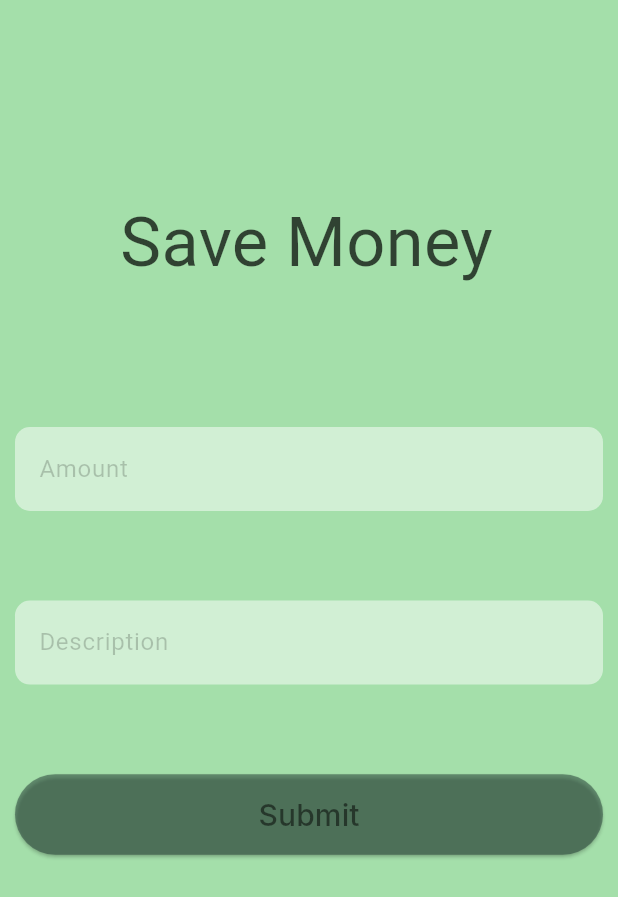
After one commit to Keremovsky/F-34, a Flutter app: the SaveUpScreen screen opened directly, on a phone screen of 412 x 824 dp. The commit adds this screen. Shown: the top 897 px of the screen. Run offline on Flutter 3.47's test engine with Material 2 defaults, Android fonts, the phone set to English and light mode, and no system bars; our stand-ins replace cloud_firestore, firebase_auth, firebase_core, firebase_storage, flutter_riverpod, flutter_screenutil and 5 more; accounts and stored records are empty; Roboto replaces fonts that are missing (Inder, Inter).

Commit message:
save up screen

```diff
--- a/lib/features/auth/screens/sign_up_screen.dart
+++ b/lib/features/auth/screens/sign_up_screen.dart
@@ -169,6 +169,7 @@ class _SignUpScreen extends ConsumerState<SignUpScreen> {
                     ),
                     const SizedBox(height: 92),
                     const SizedBox(height: 50),
+                    Container(
                       width: MediaQuery.of(context).size.height.w,
                       child: ElevatedButton(
                         onPressed: () async {
--- /dev/null
+++ b/lib/features/home/save_up_screen.dart
@@ -0,0 +1,225 @@
+import 'package:bootcamp_flutter/core/constants/constants.dart';
+import 'package:flutter/material.dart';
+import 'package:bootcamp_flutter/themes/palette.dart';
+import 'package:flutter_screenutil/flutter_screenutil.dart';
+import 'package:flutter_riverpod/flutter_riverpod.dart';
+import 'package:form_field_validator/form_field_validator.dart';
+
+class SaveUpScreen extends ConsumerStatefulWidget {
+  static final routeName = "/saveUpScreen";
+
+  const SaveUpScreen({Key? key}) : super(key: key);
+
+  @override
+  ConsumerState<SaveUpScreen> createState() => _SaveUpScreen();
+}
+
+class _SaveUpScreen extends ConsumerState<SaveUpScreen> {
+  final _formKey = GlobalKey<FormState>();
+  final TextEditingController amountController = TextEditingController();
+  final TextEditingController descriptionController = TextEditingController();
+  late int money = 100;
+  bool isFail = true;
+
+  @override
+  Widget build(BuildContext context) {
+    ScreenUtil.init(context);
+    String? amount = amountController.text;
+    String? description = descriptionController.text;
+    return Scaffold(
+      backgroundColor: Palette.background,
+      appBar: null,
+      body: Padding(
+        padding: const EdgeInsets.all(10),
+          child: Column(
+          mainAxisAlignment: MainAxisAlignment.start,
+          crossAxisAlignment: CrossAxisAlignment.center,
+          children: [
+            SizedBox(
+              height: 100.h,
+            ),
+            Center(
+              child: Container(
+                  height: 50.h,
+                  width: 220.w,
+                  child: Text(
+                    "Save Money",
+                    style: TextStyle(
+                      color: Palette.titleText,
+                      fontFamily: 'Inder',
+                      fontSize: 40.sp,
+                    ),
+              ),
+            ),
+            ),
+            Form(
+                key: _formKey,
+                child: Column(
+                    children: <Widget>[
+                      SizedBox(height: 80.h),
+                      TextFormField(
+                        controller: amountController,
+                        decoration: InputDecoration(
+                          labelText: 'Amount',
+                          labelStyle: TextStyle(
+                            color: Palette.textFieldText,
+                          ),
+                          fillColor: Palette.textFieldBackground,
+                          filled: true,
+                          border: InputBorder.none,
+                          enabledBorder: OutlineInputBorder(
+                            borderSide: const BorderSide(
+                                width: 0, color: Colors.transparent),
+                            borderRadius: BorderRadius.circular(10.0),
+                          ),
+                        ),
+                        autovalidateMode: AutovalidateMode.onUserInteraction,
+                        validator: (value) {
+                          try {
+                            if (int.parse(amountController.text) > money) {
+                              return 'The value entered is more than the\nbalance in the wallet!';
+                            }
+                            isFail = false;
+                            return null;
+                          } catch (ex) {
+                            return 'Please enter a number value';
+                          } finally {
+                            RequiredValidator(
+                                errorText: 'Please enter amount!');
+                          }
+                        },
+                        onSaved: (value) => amount = value,
+                      ),
+                      SizedBox(height: 50.h),
+                      TextFormField(
+                        controller: descriptionController,
+                        decoration: InputDecoration(
+                          labelText: 'Description',
+                          labelStyle: TextStyle(
+                            color: Palette.textFieldText,
+                          ),
+                          fillColor: Palette.textFieldBackground,
+                          filled: true,
+                          border: InputBorder.none,
+                          enabledBorder: OutlineInputBorder(
+                            borderSide: const BorderSide(
+                                width: 0, color: Colors.transparent),
+                            borderRadius: BorderRadius.circular(10.0),
+                          ),
+                        ),
+                        autovalidateMode: AutovalidateMode.onUserInteraction,
+                        onSaved: (value) => description = value,
+                      ),
+                      SizedBox(height: 50.h),
+                      Container(
+                        width: MediaQuery.of(context).size.height.w,
+                        height: 45.h,
+                        child: ElevatedButton(
+                          onPressed: () async {
+                            if (_formKey.currentState!.validate()) {
+                              _formKey.currentState!.save();
+                              if (isFail == false) {
+                                Navigator.push(
+                                  context,
+                                  MaterialPageRoute(builder: (context) => SuccessScreen()),
+                                );
+                                money = money - int.parse(amountController.text);
+                              }
+                              else {
+                                Navigator.push(
+                                  context,
+                                  MaterialPageRoute(builder: (context) => FailScreen()),
+                                );
+                              }
+                            }
+                          },
+                          style: ElevatedButton.styleFrom(
+                            backgroundColor: Palette.buttonBackground,
+                            shape: RoundedRectangleBorder(
+                              borderRadius: BorderRadius.circular(30.0),
+                            ),
+                          ),
+                          child: Text(
+                            "Submit",
+                            style: TextStyle(
+                              color: Palette.buttonText,
+                              fontFamily: 'Inter',
+                              fontSize: 20,
+                            ),
+                          ),
+                        ),
+                      ),
+                    ],
+                ),
+            ),
+          ],
+          ),
+      ),
+    );
+  }
+
+}
+
+class SuccessScreen extends StatefulWidget {
+
+  @override
+  _SuccessScreenState createState() => _SuccessScreenState();
+}
+
+class _SuccessScreenState extends State<SuccessScreen> {
+
+  @override
+  Widget build(BuildContext context) {
+    return AlertDialog(
+      title: const Text('Save Up'),
+      content: const SingleChildScrollView(
+        child: ListBody(
+          children: <Widget>[
+            Text('Successful!'),
+            Text('The last _____ to reach the goal.'),
+          ],
+        ),
+      ),
+      actions: <Widget>[
+        TextButton(
+          child: const Text('Okey'),
+          onPressed: () {
+            Navigator.of(context).pop();
+          },
+        ),
+      ],
+    );
+  }
+}
+
+class FailScreen extends StatefulWidget {
+
+  @override
+  _FailScreenState createState() => _FailScreenState();
+}
+
+class _FailScreenState extends State<FailScreen> {
+
+  @override
+  Widget build(BuildContext context) {
+    return AlertDialog(
+      title: const Text('Save Up'),
+      content: const SingleChildScrollView(
+        child: ListBody(
+          children: <Widget>[
+            Text('Fail!'),
+            Text('You do not have enough money in your wallet.'),
+          ],
+        ),
+      ),
+      actions: <Widget>[
+        TextButton(
+          child: const Text('Okey'),
+          onPressed: () {
+            Navigator.of(context).pop();
+          },
+        ),
+      ],
+    );
+  }
+}
--- a/lib/main.dart
+++ b/lib/main.dart
@@ -9,7 +9,9 @@ import 'package:flutter_screenutil/flutter_screenutil.dart';
 import 'features/auth/screens/forgot_screen.dart';
 import 'features/auth/screens/sign_up_screen.dart';
 import 'features/home/home_screen.dart';
+import 'features/home/save_up_screen.dart';
 import 'firebase_options.dart';
+
 
 void main() async {
   WidgetsFlutterBinding.ensureInitialized();
```
Also changed, not shown: pubspec.lock, 1 other file.
